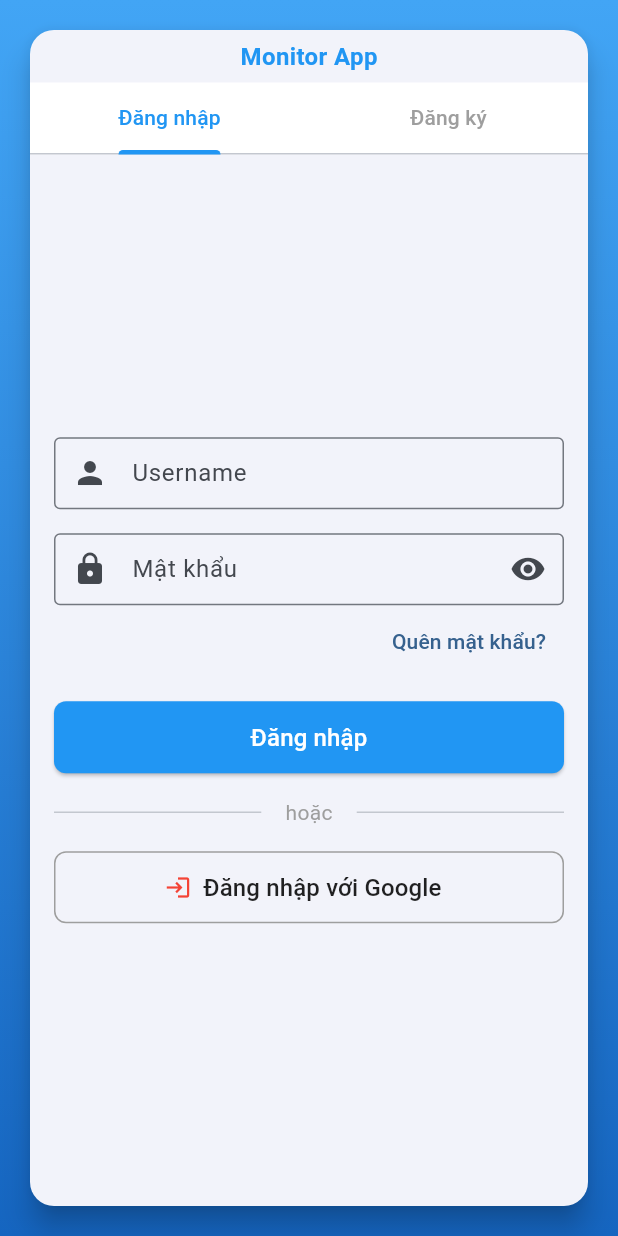
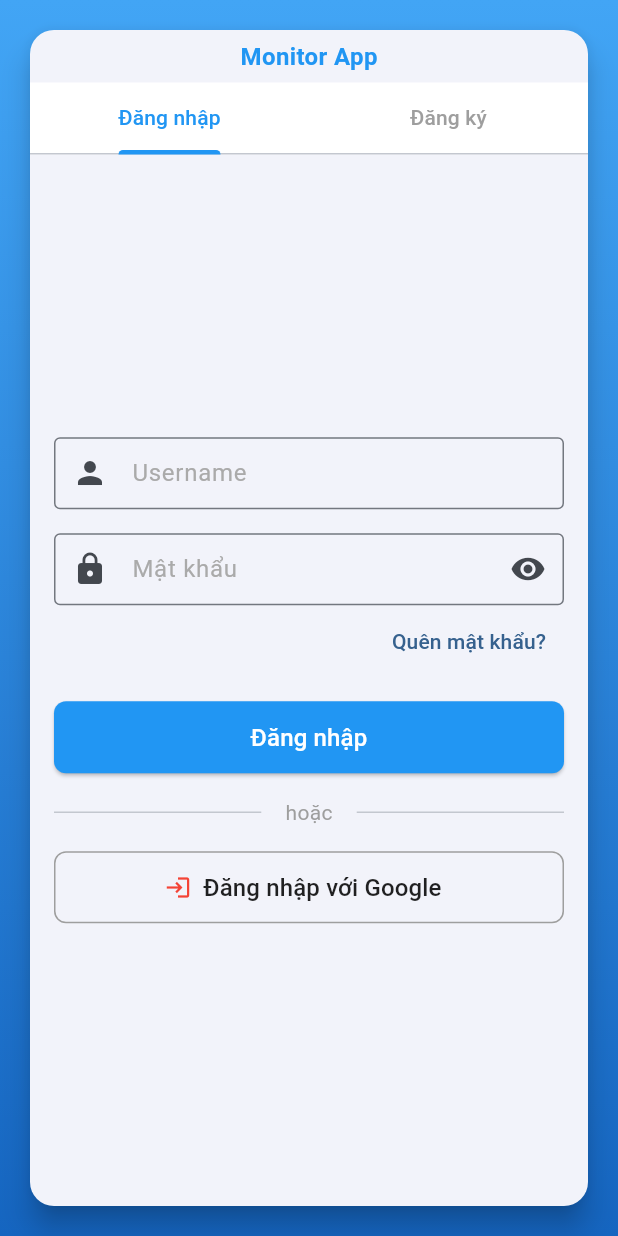
Before and after one commit to dungla2011/monitor_mobile_app, a Flutter app: the screen it shows after launch, on a phone screen of 412 x 824 dp. Run offline on Flutter 3.47's test engine with Material 3 defaults, Android fonts, the phone set to English and light mode, and no system bars; our stand-ins replace audioplayers, firebase_core, firebase_messaging, flutter_local_notifications, google_sign_in, shared_preferences; missing offline and left inert: country_flags; accounts and stored records are empty; generated files the repository leaves out were written again.

Commit message:
đổi màu Hint place holder cho nhạt đi

```diff
--- a/lib/main.dart
+++ b/lib/main.dart
@@ -58,6 +58,11 @@ class MyApp extends StatelessWidget {
           theme: ThemeData(
             colorScheme: ColorScheme.fromSeed(seedColor: Colors.blue),
             useMaterial3: true,
+            inputDecorationTheme: InputDecorationTheme(
+              hintStyle: TextStyle(color: Color(0xFFCCCCCC)),
+              labelStyle: TextStyle(color: Color(0xFFAAAAAA)),
+              floatingLabelStyle: TextStyle(color: Colors.blue),
+            ),
           ),
           // Internationalization support
           localizationsDelegates: const [
--- a/lib/screens/base_crud_screen.dart
+++ b/lib/screens/base_crud_screen.dart
@@ -1643,6 +1643,8 @@ class _BaseCrudDialogState extends State<BaseCrudDialog> {
           : null,
       decoration: InputDecoration(
         labelText: required ? '$label *' : label,
+        hintText: 'Select $label',
+        hintStyle: TextStyle(color: Color(0xFFCCCCCC)),
         border: const OutlineInputBorder(),
       ),
       items: selectOptions.entries.map((entry) {
@@ -1676,6 +1678,8 @@ class _BaseCrudDialogState extends State<BaseCrudDialog> {
       controller: _controllers[fieldName],
       decoration: InputDecoration(
         labelText: required ? '$label *' : label,
+        hintText: 'Enter $label',
+        hintStyle: TextStyle(color: Color(0xFFCCCCCC)),
         border: const OutlineInputBorder(),
       ),
       maxLines: dataType.contains('text') ? 3 : 1,
```
